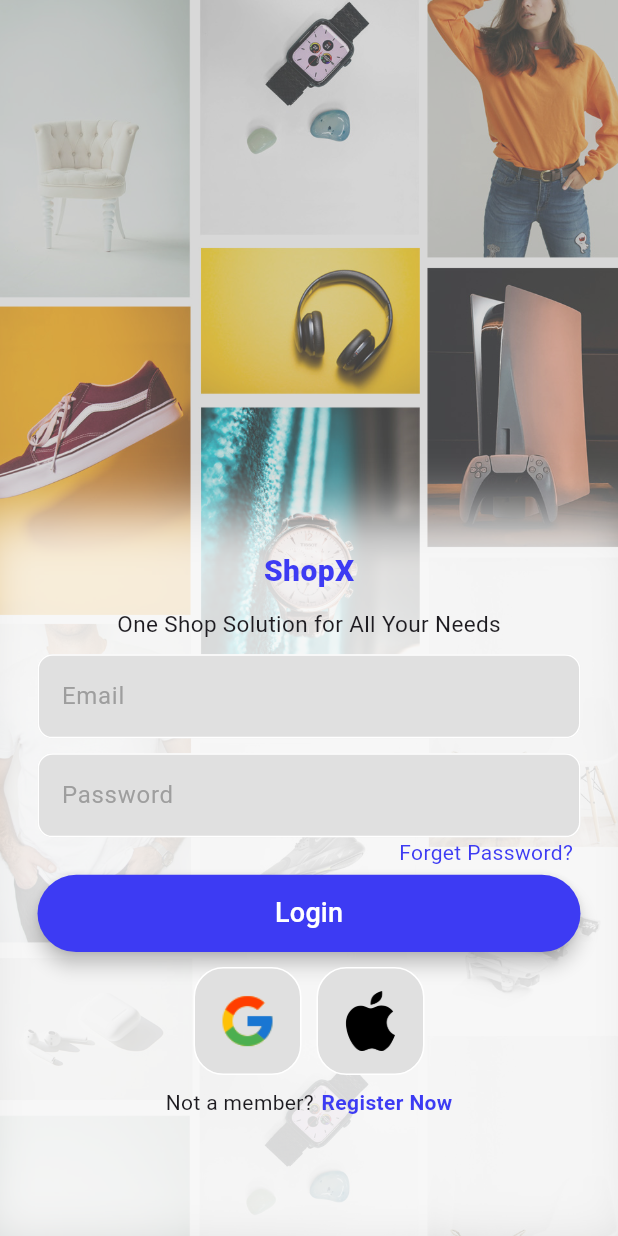
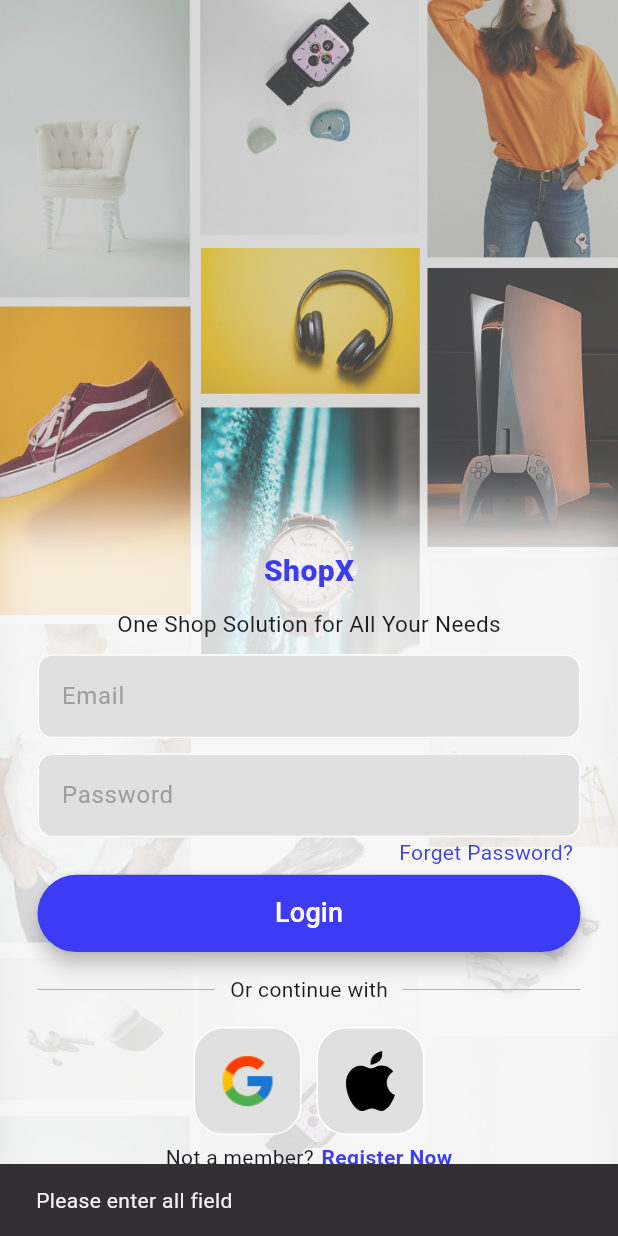
Before and after one commit to AbiyaLS/ecommerce_app, a Flutter app: the screen it shows after launch, after a tap on "Login", on a phone screen of 412 x 824 dp. Run offline on Flutter 3.47's test engine with Material 3 defaults, Android fonts, the phone set to English and light mode, and no system bars; our stand-ins replace cloud_firestore, firebase_auth, firebase_core; accounts and stored records are empty.

Commit message:
Login Completed

```diff
--- /dev/null
+++ b/lib/auth/components/divider.dart
@@ -0,0 +1,30 @@
+import 'package:flutter/material.dart';
+
+class DividerText extends StatelessWidget {
+  const DividerText({super.key, required double thickness, required MaterialColor color});
+
+  @override
+  Widget build(BuildContext context) {
+    return Padding(
+      padding: const EdgeInsets.symmetric(horizontal: 25.0),
+      child: Row(
+        children: [
+          Expanded(
+              child: Divider(
+                 thickness :0.5,
+                color: Colors.grey
+              ),
+          ),
+        Padding(padding: const EdgeInsets.symmetric(horizontal: 10.0),
+        child: Text("Or continue with"),),
+          Expanded(
+            child: Divider(
+                thickness :0.5,
+                color: Colors.grey
+            ),
+          ),
+        ],
+      ),
+    );
+  }
+}
--- a/lib/auth/screens/login.dart
+++ b/lib/auth/screens/login.dart
@@ -1,8 +1,12 @@
 import 'package:ecommerce_app/auth/components/auth_textfield.dart';
+import 'package:ecommerce_app/auth/components/divider.dart';
 import 'package:ecommerce_app/auth/screens/signUp.dart';
+import 'package:ecommerce_app/auth/services/authService.dart';
 import 'package:flutter/material.dart';
 
+import '../../homePage.dart';
 import '../components/myButton.dart';
+import '../components/showSnackBar.dart';
 import '../components/squareTile.dart';
 class Login extends StatefulWidget {
   const Login({super.key});
@@ -43,14 +47,35 @@
     _controller.reset();
     _controller.forward();
   }
-
+  final TextEditingController _emailController = TextEditingController();
+  final TextEditingController _passwordController = TextEditingController();
+  bool isLoading = false;
   @override
   void dispose() {
     _controller.dispose();
+    _emailController.dispose();
+    _passwordController.dispose();
     super.dispose();
   }
-  final TextEditingController _emailController = TextEditingController();
-  final TextEditingController _passwordController = TextEditingController();
+  //login Function
+  void loginUser(BuildContext context) async {
+    String res = await AuthService().loginUser(
+      email: _emailController.text,
+      password: _passwordController.text,
+      context: context, // Pass context here
+    );
+    if (res == "success") {
+      setState(() {
+        isLoading = true;
+      });
+      Navigator.of(context).pushReplacement(MaterialPageRoute(builder: (context) => HomePage()));
+    } else {
+      setState(() {
+        isLoading = false;
+      });
+      showSnackBar(context, res);
+    }
+  }
   @override
   Widget build(BuildContext context) {
     double screenHeight = MediaQuery.of(context).size.height;
@@ -146,11 +171,13 @@
                     const SizedBox(height: 5),
                     GestureDetector(
                       child: MyButton(
-                        onPressed: (){},
+                        onPressed: ()=>loginUser(context),
                         text: "Login",
                       ),
                     ),
-                    const SizedBox(height: 10),
+                    const SizedBox(height: 15),
+                     DividerText(thickness: 0.8, color: Colors.grey),
+                    const SizedBox(height: 15),
                     Row(
                       mainAxisAlignment: MainAxisAlignment.center,
                       children: [
@@ -159,7 +186,7 @@
                         SquareTile(imagePath: "lib/auth/icons/apple.png",)
                       ],
                     ),
-                    SizedBox(height: 8,),
+                    SizedBox(height: 5,),
                     Row(
                       mainAxisAlignment: MainAxisAlignment.center,
                       children: [
--- a/lib/auth/services/authService.dart
+++ b/lib/auth/services/authService.dart
@@ -16,24 +16,48 @@
   }) async {
     String res = "Some error occurred";
     try {
-      // Creating the user using Firebase Auth
-      UserCredential credential = await _auth.createUserWithEmailAndPassword(
+      if(name.isNotEmpty || email.isNotEmpty || password.isNotEmpty ){
+        UserCredential credential = await _auth.createUserWithEmailAndPassword(
         email: email,
         password: password,
       );
-
-      // Adding user to Firestore
       await _firestore.collection("users").doc(credential.user!.uid).set({
         'name': name,
         'email': email,
         'uid': credential.user!.uid,
       });
 
-      res = "success";
+      res = "success";}
     } catch (e) {
       // Handle FirebaseAuthException
-      print(e.toString());
+    return e.toString();
     }
     return res;
   }
+  // Login with email and password
+  Future<String> loginUser({
+  required String email,
+  required String password,
+  required BuildContext context,
+  })async{
+  String res = "Some error occurred";
+   try{
+      if(email.isNotEmpty || password.isNotEmpty){
+      await _auth.signInWithEmailAndPassword(
+          email: email,
+          password: password);
+      res = "success";
+      }else{
+      res ="Please enter all field";
+      }
+   }catch(e){
+    return e.toString();
+   }
+  return res;
+  }
+
+  //LOGOUT FUNCTION
+Future<void> logOut() async{
+    await _auth.signOut();
 }
+}
--- a/lib/main.dart
+++ b/lib/main.dart
@@ -1,3 +1,5 @@
+import 'package:ecommerce_app/homePage.dart';
+import 'package:firebase_auth/firebase_auth.dart';
 import 'package:firebase_core/firebase_core.dart';
 import 'package:flutter/material.dart';
 import 'auth/screens/login.dart';
@@ -15,7 +17,14 @@
   Widget build(BuildContext context) {
     return MaterialApp(
       debugShowCheckedModeBanner: false,
-     home: Login(),
+     home: StreamBuilder(stream: FirebaseAuth.instance.authStateChanges(), builder: (context,snapshot){
+       if(snapshot.hasData){
+         return HomePage();
+       }
+       else{
+         return Login();
+       }
+     }),
     );
   }
 }
```
Also changed, not shown: lib/auth/screens/signUp.dart (+4 -6 lines), lib/homePage.dart (+8 -1 lines), 2 other files.
